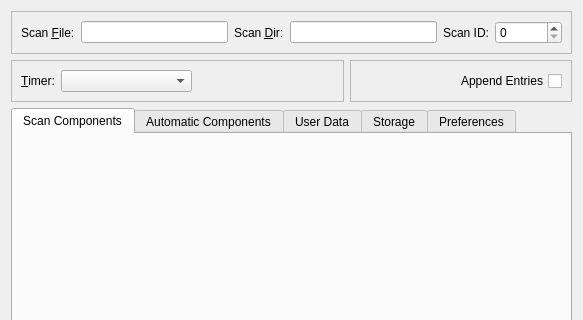
Above: nxselector/ui/selector.ui from nexdatas/nxselector before the change; both pictures show x 0 to 583 and y 0 to 320 of the 583 by 604 pixel window. Below: the same form after it.
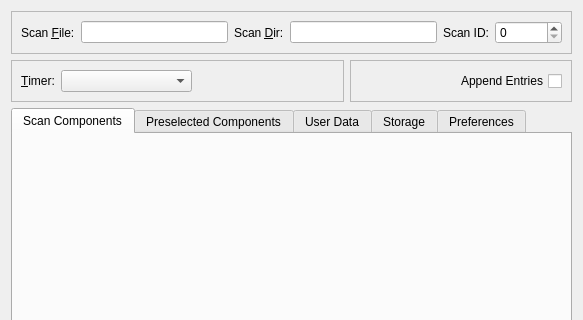
That is the form after the change.

Commit message: removing Dis from preselected components

What changed in the file:
```diff
--- a/nxselector/ui/selector.ui
+++ b/nxselector/ui/selector.ui
@@ -213,7 +213,7 @@
        </widget>
        <widget class="QWidget" name="state">
         <attribute name="title">
-         <string>Automatic Components</string>
+         <string>Preselected Components</string>
         </attribute>
        </widget>
        <widget class="QWidget" name="data">
```
The commit also changes 1 other file.
